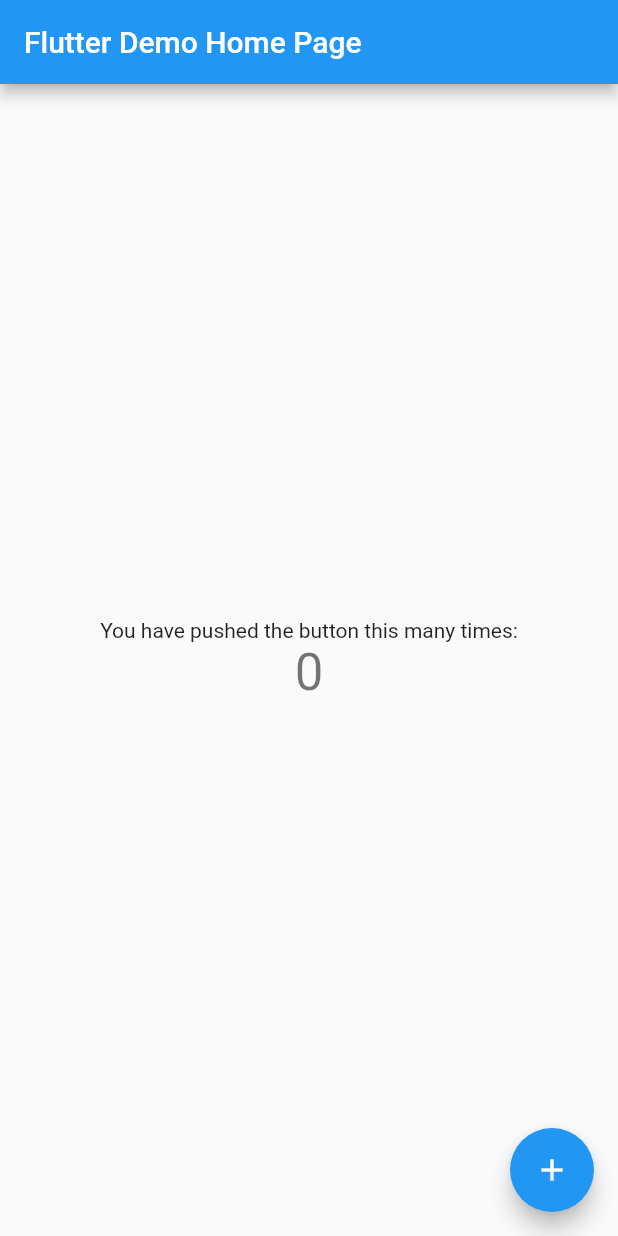
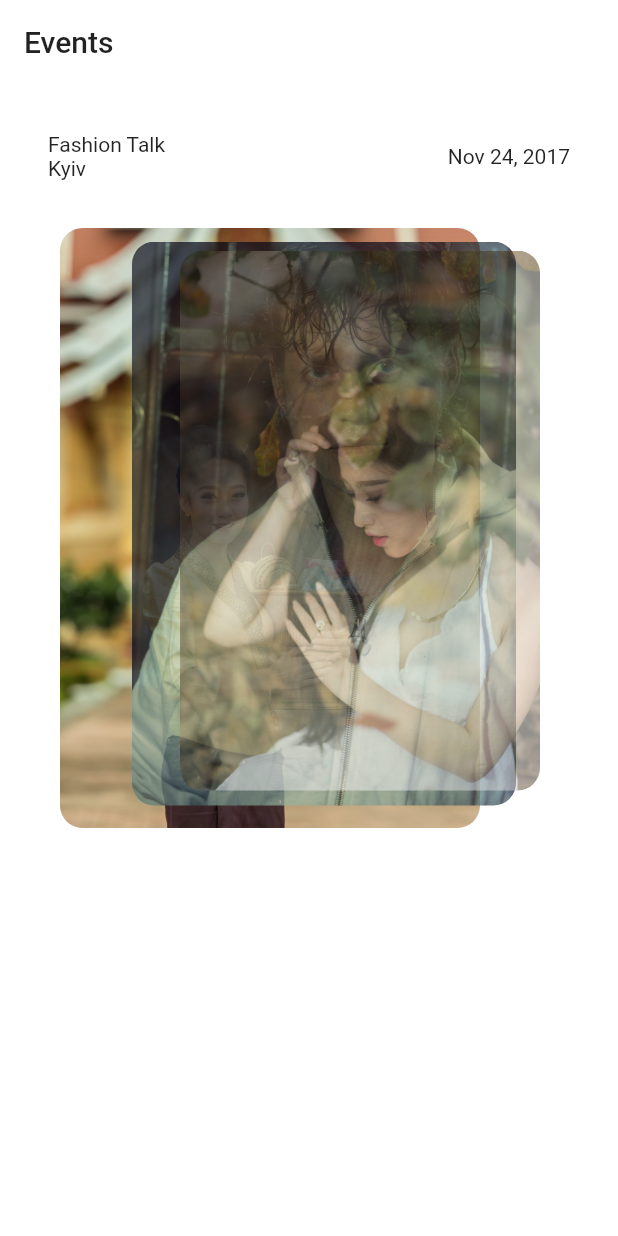
Before and after one commit to ariedov/flutter_ui_challenge_events, a Flutter app: the screen it shows after launch, on a phone screen of 412 x 824 dp. Run offline on Flutter 3.47's test engine with Material 2 defaults, Android fonts, the phone set to English and light mode, and no system bars.

Commit message:
displays stack

```diff
--- a/lib/main.dart
+++ b/lib/main.dart
@@ -3,38 +3,20 @@ import 'package:flutter/material.dart';
 void main() => runApp(MyApp());
 
 class MyApp extends StatelessWidget {
-  // This widget is the root of your application.
   @override
   Widget build(BuildContext context) {
     return MaterialApp(
       title: 'Flutter Demo',
       theme: ThemeData(
-        // This is the theme of your application.
-        //
-        // Try running your application with "flutter run". You'll see the
-        // application has a blue toolbar. Then, without quitting the app, try
-        // changing the primarySwatch below to Colors.green and then invoke
-        // "hot reload" (press "r" in the console where you ran "flutter run",
-        // or press Run > Flutter Hot Reload in IntelliJ). Notice that the
-        // counter didn't reset back to zero; the application is not restarted.
-        primarySwatch: Colors.blue,
+        primaryColor: Colors.white,
       ),
-      home: MyHomePage(title: 'Flutter Demo Home Page'),
+      home: MyHomePage(title: 'Events'),
     );
   }
 }
 
 class MyHomePage extends StatefulWidget {
   MyHomePage({Key key, this.title}) : super(key: key);
-
-  // This widget is the home page of your application. It is stateful, meaning
-  // that it has a State object (defined below) that contains fields that affect
-  // how it looks.
-
-  // This class is the configuration for the state. It holds the values (in this
-  // case the title) provided by the parent (in this case the App widget) and
-  // used by the build method of the State. Fields in a Widget subclass are
-  // always marked "final".
 
   final String title;
 
@@ -43,67 +25,108 @@ class MyHomePage extends StatefulWidget {
 }
 
 class _MyHomePageState extends State<MyHomePage> {
-  int _counter = 0;
-
-  void _incrementCounter() {
-    setState(() {
-      // This call to setState tells the Flutter framework that something has
-      // changed in this State, which causes it to rerun the build method below
-      // so that the display can reflect the updated values. If we changed
-      // _counter without calling setState(), then the build method would not be
-      // called again, and so nothing would appear to happen.
-      _counter++;
-    });
-  }
+  double dragStart = 0.0;
+  double progress = 0.0;
 
   @override
   Widget build(BuildContext context) {
-    // This method is rerun every time setState is called, for instance as done
-    // by the _incrementCounter method above.
-    //
-    // The Flutter framework has been optimized to make rerunning build methods
-    // fast, so that you can just rebuild anything that needs updating rather
-    // than having to individually change instances of widgets.
     return Scaffold(
       appBar: AppBar(
-        // Here we take the value from the MyHomePage object that was created by
-        // the App.build method, and use it to set our appbar title.
         title: Text(widget.title),
+        elevation: 0.0,
       ),
-      body: Center(
-        // Center is a layout widget. It takes a single child and positions it
-        // in the middle of the parent.
+      body: Container(
+        color: Colors.white,
         child: Column(
-          // Column is also layout widget. It takes a list of children and
-          // arranges them vertically. By default, it sizes itself to fit its
-          // children horizontally, and tries to be as tall as its parent.
-          //
-          // Invoke "debug paint" (press "p" in the console where you ran
-          // "flutter run", or select "Toggle Debug Paint" from the Flutter tool
-          // window in IntelliJ) to see the wireframe for each widget.
-          //
-          // Column has various properties to control how it sizes itself and
-          // how it positions its children. Here we use mainAxisAlignment to
-          // center the children vertically; the main axis here is the vertical
-          // axis because Columns are vertical (the cross axis would be
-          // horizontal).
-          mainAxisAlignment: MainAxisAlignment.center,
+          crossAxisAlignment: CrossAxisAlignment.start,
           children: <Widget>[
-            Text(
-              'You have pushed the button this many times:',
-            ),
-            Text(
-              '$_counter',
-              style: Theme.of(context).textTheme.display1,
+            EventTitle(),
+            GestureDetector(
+              onHorizontalDragStart: _onDragStart,
+              onHorizontalDragUpdate: _onDragUpdate,
+              onHorizontalDragEnd: _onDragEnd,
+              child: Stack(
+                children: <Widget>[
+                  EventCard(image: "assets/asia.jpg", progress: progress),
+                  EventCard(image: "assets/man.jpg", progress: progress + .6),
+                  EventCard(
+                    image: "assets/trees.jpg",
+                    progress: 1.0 - progress,
+                  ),
+                ],
+              ),
             ),
           ],
         ),
       ),
-      floatingActionButton: FloatingActionButton(
-        onPressed: _incrementCounter,
-        tooltip: 'Increment',
-        child: Icon(Icons.add),
-      ), // This trailing comma makes auto-formatting nicer for build methods.
+    );
+  }
+
+  _onDragStart(DragStartDetails details) {
+    dragStart = details.globalPosition.dx;
+  }
+
+  _onDragUpdate(DragUpdateDetails details) {
+    setState(() {
+      progress = ((100 * dragStart - details.globalPosition.dx) / 1.0).clamp(0.0, 1.0);
+    });
+  }
+
+  _onDragEnd(DragEndDetails details) {
+    progress = 1.0;
+  }
+}
+
+class EventTitle extends StatelessWidget {
+  @override
+  Widget build(BuildContext context) {
+    return Padding(
+      padding: const EdgeInsets.all(32.0),
+      child: Row(
+        children: <Widget>[
+          Expanded(
+            child: Column(
+              crossAxisAlignment: CrossAxisAlignment.start,
+              children: <Widget>[Text("Fashion Talk"), Text("Kyiv")],
+            ),
+          ),
+          Text("Nov 24, 2017")
+        ],
+      ),
     );
   }
 }
+
+class EventCard extends StatelessWidget {
+  final String image;
+  final bool interested;
+  final double progress;
+
+  final Size size = const Size(280, 400);
+
+  const EventCard({Key key, this.image, this.interested, this.progress})
+      : super(key: key);
+
+  @override
+  Widget build(BuildContext context) {
+    final offset = 40 + progress * 80;
+
+    return Transform.translate(
+      offset: Offset(offset, progress * 15),
+      child: SizedBox(
+        width: size.width - (progress * 40),
+        height: size.height - (progress * 40),
+        child: Opacity(
+          child: ClipRRect(
+            borderRadius: BorderRadius.circular(15.0),
+            child: Image.asset(
+              image,
+              fit: BoxFit.cover,
+            ),
+          ),
+          opacity: 1.0 - (progress / 2),
+        ),
+      ),
+    );
+  }
+}
```
Also changed, not shown: pubspec.yaml (+4 -3 lines).
